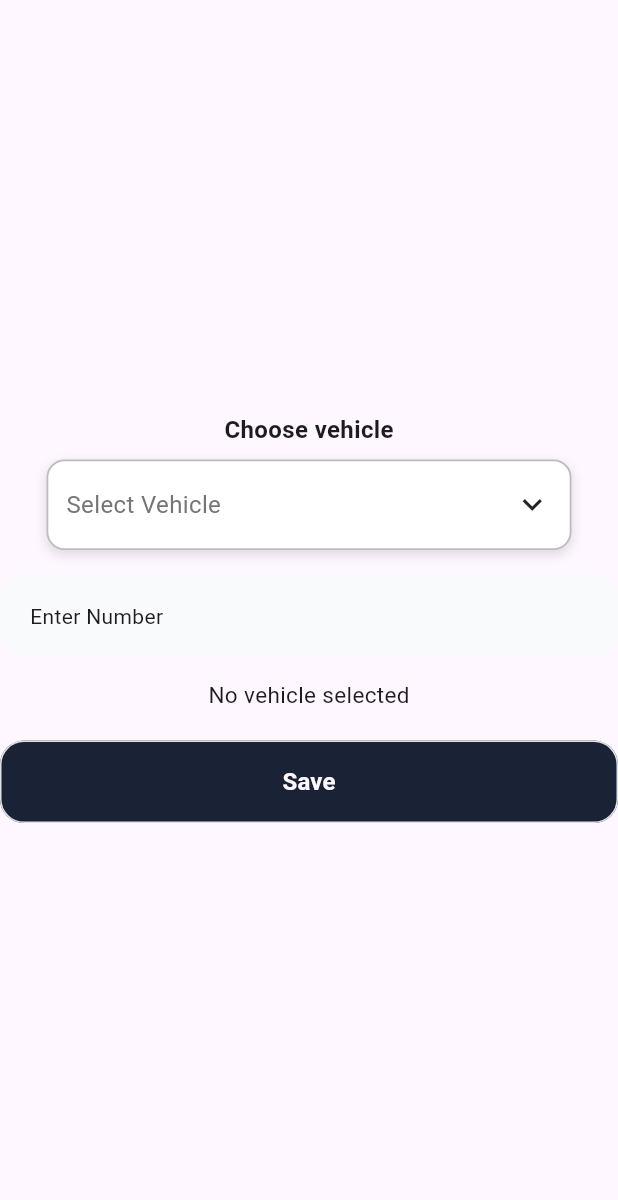
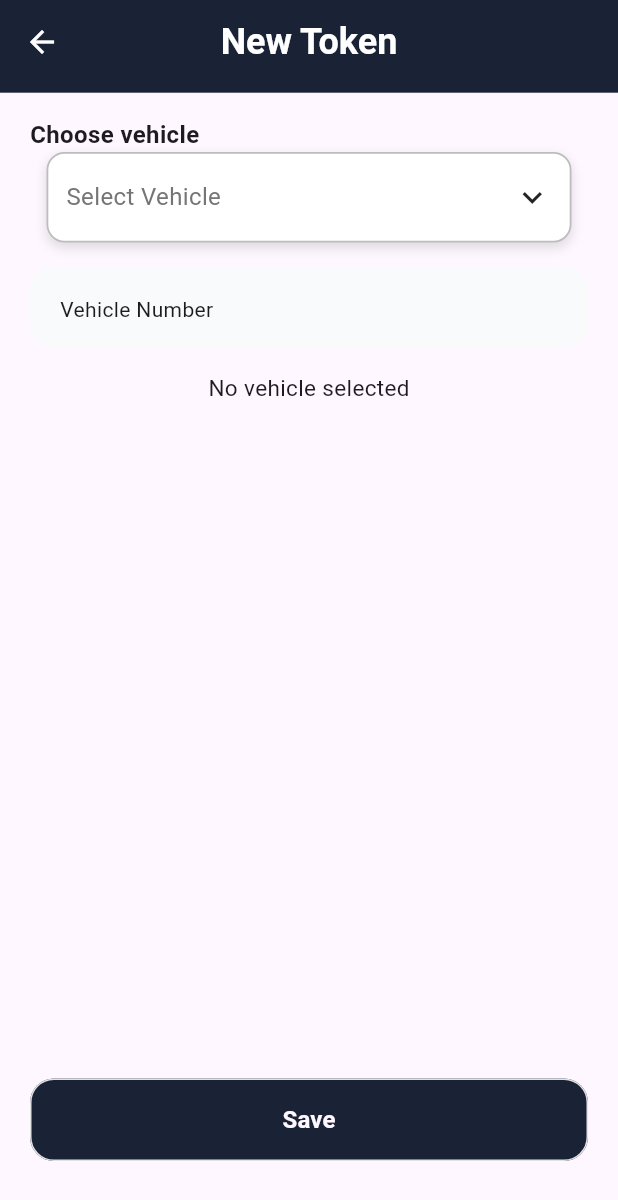
Before and after one commit to edusoftdevelopment/Edu-Token-System-App, a Flutter app: the screen it shows after launch, after a tap on "Sign In", on a phone screen of 412 x 824 dp. Shown: the top 1200 px of the screen. Run offline on Flutter 3.47's test engine with Material 3 defaults, Android fonts, the phone set to English and light mode, and no system bars; drawn by our look-alikes of auto_size_text; our stand-ins replace dio, flutter_dotenv, flutter_screenutil, flutter_svg, pretty_dio_logger.

Commit message:
New Vehicle page some new change remove sizedBox
and textField textFormField Type

```diff
--- a/lib/core/common/common.dart
+++ b/lib/core/common/common.dart
@@ -3,3 +3,5 @@ import 'package:edu_token_system_app/core/utils/utils.dart';
 import 'package:flutter/services.dart';
 
 part 'appbar/token_system_app_bar.dart';
+part 'custom_button.dart';
+part 'custom_text_form_field.dart';
--- a/lib/feature/auth/login_page/widget/custom_button.dart
+++ b/lib/core/common/custom_button.dart
@@ -1,6 +1,5 @@
-import 'package:edu_token_system_app/Export/export.dart';
-import 'package:edu_token_system_app/core/utils/utils.dart';
 
+part of 'common.dart';
 class CustomButton extends StatelessWidget {
   const CustomButton({
     required this.onPressed,
--- a/lib/feature/auth/login_page/widget/custom_text_form_field.dart
+++ b/lib/core/common/custom_text_form_field.dart
@@ -1,5 +1,4 @@
-import 'package:edu_token_system_app/core/utils/utils.dart';
-import 'package:flutter/material.dart';
+part of 'common.dart';
 
 class CustomTextFormTokenSystem extends StatefulWidget {
   const CustomTextFormTokenSystem({
@@ -22,6 +21,7 @@ class CustomTextFormTokenSystem extends StatefulWidget {
     this.suffixIcon,
     this.borderRadius,
     this.onTap,
+    this.keyboardType,
   }) : assert(
          sameBorder == false || borderColor != null,
          'borderColor is required when sameBorder is true',
@@ -44,6 +44,7 @@ class CustomTextFormTokenSystem extends StatefulWidget {
   final EdgeInsetsGeometry? contentPadding;
   final Widget? suffixIcon;
   final void Function()? onTap;
+  final TextInputType? keyboardType;
 
   @override
   State<CustomTextFormTokenSystem> createState() =>
@@ -63,6 +64,7 @@ class _CustomTextFormTokenSystemState extends State<CustomTextFormTokenSystem> {
         textAlign: TextAlign.left,
         onTap: widget.onTap ?? () {},
         validator: widget.validator,
+        keyboardType: widget.keyboardType ?? TextInputType.text,
         cursorColor: widget.darkMode ? AppColors.kWhite : AppColors.kBlack,
         onTapOutside: (event) {
           FocusScope.of(context).unfocus();
--- a/lib/feature/auth/login_page/view/login_page.dart
+++ b/lib/feature/auth/login_page/view/login_page.dart
@@ -1,7 +1,6 @@
 import 'package:edu_token_system_app/Export/export.dart';
+import 'package:edu_token_system_app/core/common/common.dart';
 import 'package:edu_token_system_app/core/utils/utils.dart';
-import 'package:edu_token_system_app/feature/auth/login_page/widget/custom_button.dart';
-import 'package:edu_token_system_app/feature/auth/login_page/widget/custom_text_form_field.dart';
 import 'package:edu_token_system_app/feature/new_token/view/new_token_main.dart';
 
 class LoginPage extends StatefulWidget {
@@ -37,7 +36,7 @@ class _LoginPageState extends State<LoginPage> {
     return LayoutBuilder(
       builder: (context, constraints) {
         final height = constraints.maxHeight;
-        final width = constraints.maxWidth;
+        // final width = constraints.maxWidth;
         return Scaffold(
           resizeToAvoidBottomInset: false,
           body: SafeArea(
@@ -153,7 +152,7 @@ class _LoginPageState extends State<LoginPage> {
                       //       }
                       //     }
                       //   }
-                      Navigator.pushReplacement(
+                      Navigator.push(
                         context,
                         MaterialPageRoute(
                           builder: (context) {
--- a/lib/feature/new_token/view/new_token_main.dart
+++ b/lib/feature/new_token/view/new_token_main.dart
@@ -1,6 +1,6 @@
 import 'package:edu_token_system_app/core/common/common.dart';
-import 'package:edu_token_system_app/feature/auth/login_page/widget/custom_button.dart';
-import 'package:edu_token_system_app/feature/auth/login_page/widget/custom_text_form_field.dart';
+import 'package:edu_token_system_app/core/extension/extension.dart';
+import 'package:edu_token_system_app/core/utils/utils.dart';
 import 'package:flutter/material.dart';
 
 class NewTokenMain extends StatefulWidget {
@@ -33,25 +33,38 @@ class _NewTokenMainState extends State<NewTokenMain> {
   @override
   Widget build(BuildContext context) {
     final darkMode = Theme.of(context).brightness == Brightness.dark;
-    // agar responsive width chahte ho to uncomment:
-    // dropdownWidth = MediaQuery.of(context).size.width * 0.9;
+    final size = MediaQuery.of(context).size;
 
     return LayoutBuilder(
       builder: (context, constraints) {
+        return LayoutBuilder(
+          builder: (context, constraints) {
+            final height = constraints.maxHeight;
+            // final width = constraints.maxWidth;
             return Scaffold(
-          // appBar: CustomAppBarEduTokenSystem(
-          //   title: 'Add Token',
-          //   size: ,
-          // ),
-          body: Center(
-            child: Column(
+              appBar: CustomAppBarEduTokenSystem(
+                backgroundColor: AppColors.kAppBarColor,
+                title: 'New Token',
+                titleStyle: Theme.of(context).textTheme.displayMedium?.copyWith(
+                  fontSize: 24,
+                  color: AppColors.kWhite,
+                  fontWeight: FontWeight.bold,
+                ),
+                size: size,
+              ),
+              body: Column(
                 mainAxisSize: MainAxisSize.min,
+                mainAxisAlignment: MainAxisAlignment.start,
                 children: [
-                const Padding(
-                  padding: EdgeInsets.only(bottom: 8.0),
+                  SizedBox(height: height * 0.02),
+                  Align(
+                    alignment: Alignment.centerLeft,
                     child: Text(
                       'Choose vehicle',
-                    style: TextStyle(fontSize: 16, fontWeight: FontWeight.w600),
+                      style: TextStyle(
+                        fontSize: 16,
+                        fontWeight: FontWeight.w600,
+                      ),
                     ),
                   ),
 
@@ -61,7 +74,10 @@ class _NewTokenMainState extends State<NewTokenMain> {
                     decoration: BoxDecoration(
                       color: Colors.white,
                       borderRadius: BorderRadius.circular(12),
-                border: Border.all(color: Colors.grey.shade400, width: 1.2),
+                      border: Border.all(
+                        color: Colors.grey.shade400,
+                        width: 1.2,
+                      ),
                       boxShadow: [
                         BoxShadow(
                           color: Colors.black12,
@@ -92,12 +108,18 @@ class _NewTokenMainState extends State<NewTokenMain> {
                           ),
                         );
                       }).toList(),
-                offset: const Offset(0, 50), // Menu button ke neeche open hoga
+                      offset: const Offset(
+                        0,
+                        50,
+                      ), // Menu button ke neeche open hoga
                       elevation: 8,
                       color: Colors.white,
                       shape: RoundedRectangleBorder(
                         borderRadius: BorderRadius.circular(12),
-                  side: BorderSide(color: Colors.grey.shade400, width: 1.2),
+                        side: BorderSide(
+                          color: Colors.grey.shade400,
+                          width: 1.2,
+                        ),
                       ),
                       child: Container(
                         padding: const EdgeInsets.symmetric(
@@ -124,9 +146,10 @@ class _NewTokenMainState extends State<NewTokenMain> {
                   ),
                   const SizedBox(height: 16),
                   CustomTextFormTokenSystem(
-              hintText: 'Enter Number',
+                    hintText: 'Vehicle Number',
                     controller: _numberController,
                     darkMode: darkMode,
+                    keyboardType: TextInputType.number,
                   ),
                   const SizedBox(height: 16),
                   Text(
@@ -136,7 +159,7 @@ class _NewTokenMainState extends State<NewTokenMain> {
                     style: const TextStyle(fontSize: 15),
                   ),
 
-                const SizedBox(height: 20),
+                  Spacer(),
                   CustomButton(
                     name: 'Save',
                     onPressed: () {
@@ -157,9 +180,11 @@ class _NewTokenMainState extends State<NewTokenMain> {
                       );
                     },
                   ),
+                  const SizedBox(height: 50),
                 ],
-            ),
-          ),
+              ).paddingHorizontal(20),
+            );
+          },
         );
       },
     );
```
Lines whose indentation alone changed are shown as unchanged.
